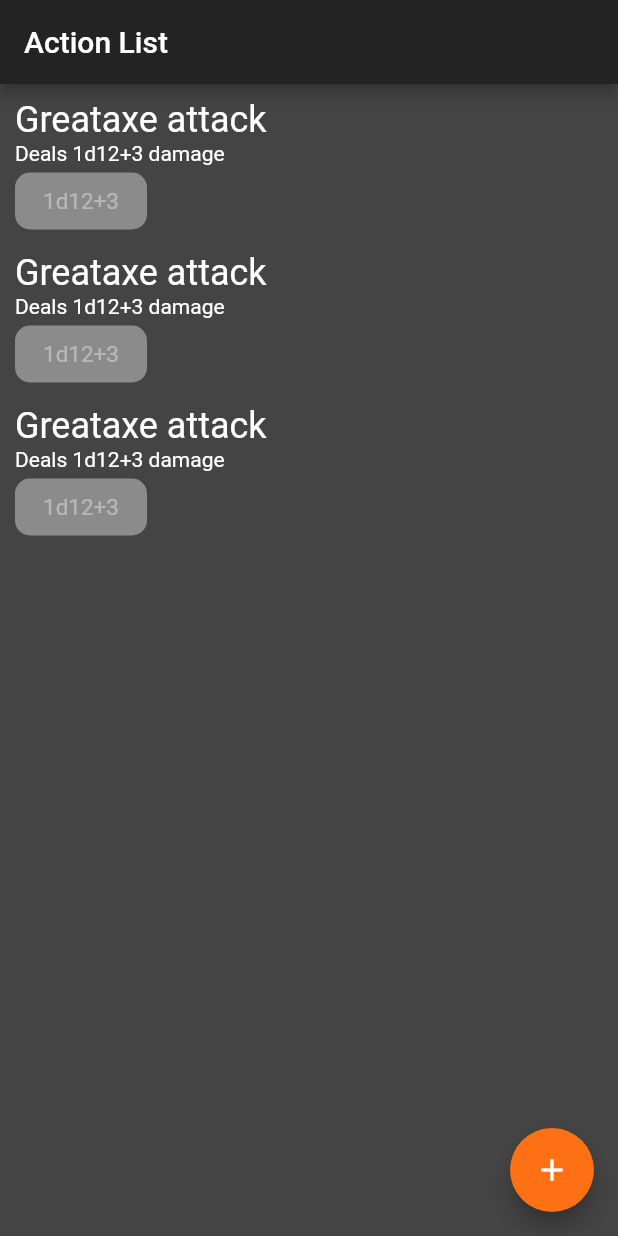
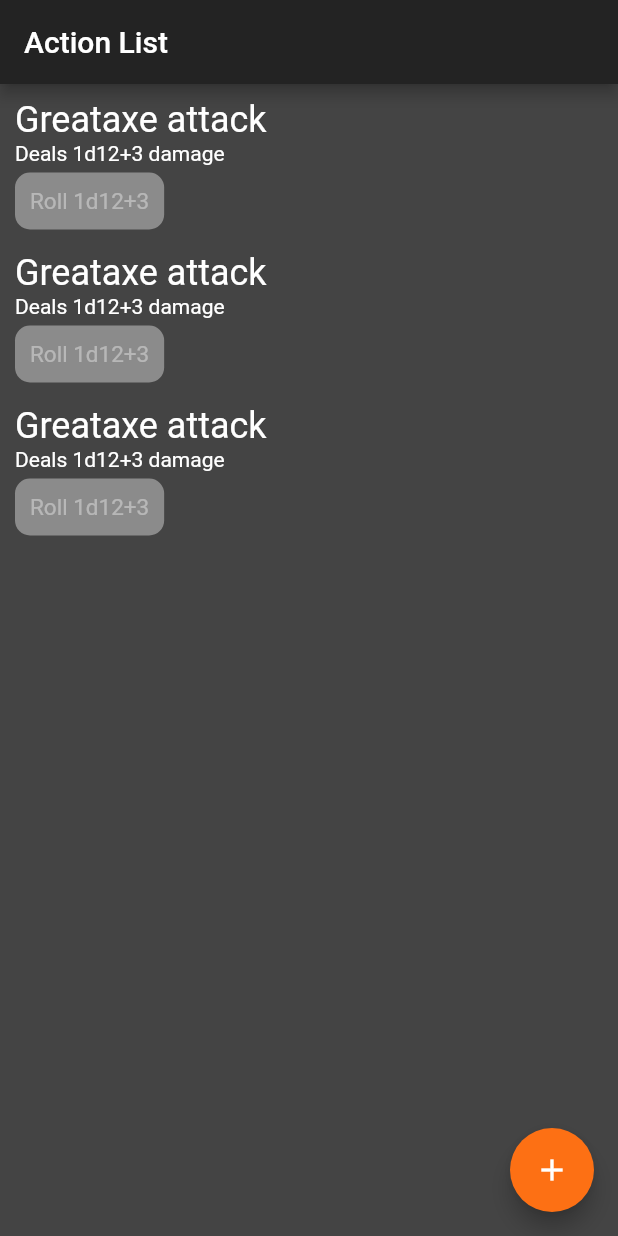
Before and after one commit to filip-wan/rpg_manager_flutter, a Flutter app: the screen it shows after launch, on a phone screen of 412 x 824 dp. Run offline on Flutter 3.47's test engine with Material 2 defaults, Android fonts, the phone set to English and light mode, and no system bars.

Commit message:
Add 'Roll' caption to action item's button

```diff
--- a/lib/widgets/action_item.dart
+++ b/lib/widgets/action_item.dart
@@ -26,7 +26,7 @@ class ActionItem extends StatelessWidget {
               Text(model.description),
               RaisedButton(
                 onPressed: null,
-                child: Text(model.diceEquation),
+                child: Text('Roll ${model.diceEquation}'),
               ),
             ],
           ),
```
